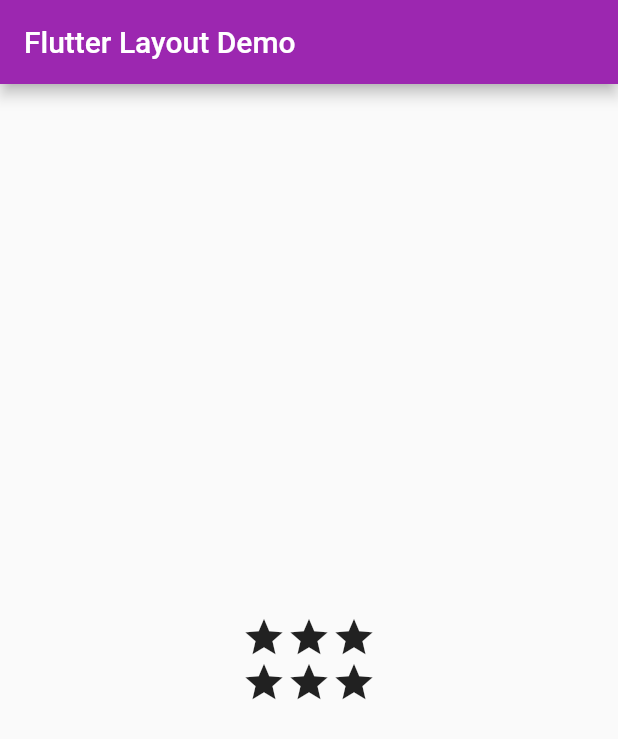
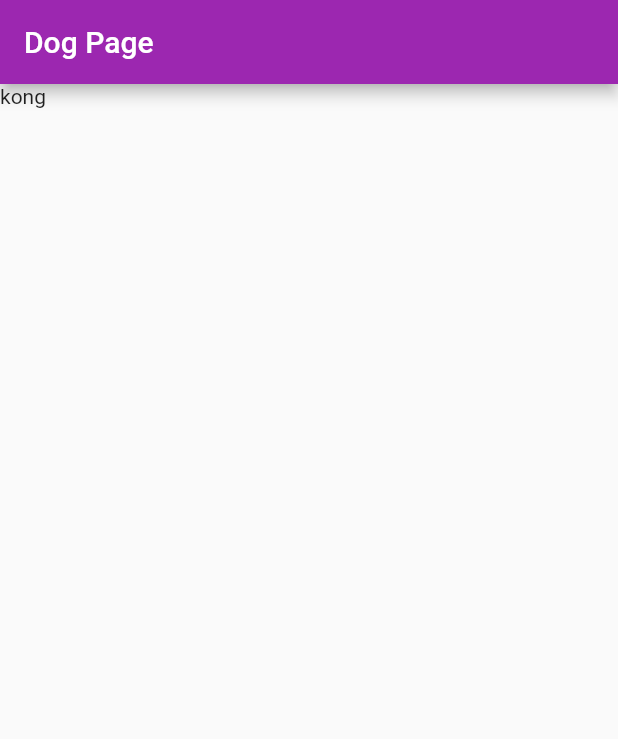
Before and after one commit to hhao99/flutter-ex01, a Flutter app: the screen it shows after launch, on a phone screen of 412 x 824 dp. Shown: the top 739 px of the screen. Run offline on Flutter 3.47's test engine with Material 2 defaults, Android fonts, the phone set to English and light mode, and no system bars.

Commit message:
step4 dog ceo initial

```diff
--- a/lib/main.dart
+++ b/lib/main.dart
@@ -1,8 +1,8 @@
 import 'package:flutter/material.dart';
 import 'strings.dart';
 // import 'pages/main_page.dart';
-import 'pages/layout_page.dart';
-
+//import 'pages/layout_page.dart';
+import 'pages/dog_page.dart';
 void main() => runApp(MyApp());
 
 class MyApp extends StatelessWidget {
@@ -14,7 +14,7 @@ class MyApp extends StatelessWidget {
       theme: ThemeData(
         primarySwatch: Colors.purple,
       ),
-      home: LayoutPage(),
+      home: DogPage(),
     );
   }
 }
--- /dev/null
+++ b/lib/pages/dog_card.dart
@@ -0,0 +1,39 @@
+import 'package:flutter/material.dart';
+import 'models/dog.dart';
+
+class DogCard extends StatefulWidget {
+  final Dog dog;
+  String dogImageUrl;
+  DogCard(this.dog);
+  @override
+  State<StatefulWidget> createState() {
+    return _DogCardState(dog);
+  }
+}
+
+
+class _DogCardState extends State<DogCard> {
+  Dog dog;
+  _DogCardState(this.dog);
+
+  Widget get dogImage {
+    return Container(
+      width: 100.0,
+      height: 100.0,
+      decoration: BoxDecoration(
+        shape: BoxShape.circle,
+        image: DecorationImage(
+        fit: BoxFit.cover,
+        image: NetworkImage( renderUrl ?? '')
+      )
+      ),
+
+    );
+
+  }
+  @override
+  Widget build(BuildContext context) {
+    // TODO: implement build
+    return Text(dog.name);
+  }
+}
--- /dev/null
+++ b/lib/pages/dog_page.dart
@@ -0,0 +1,29 @@
+import 'package:flutter/material.dart';
+import 'models/dog.dart';
+import 'dog_card.dart';
+
+class DogPage extends StatefulWidget {
+  @override
+  State<StatefulWidget> createState() {
+
+    return new _DogPageState();
+  }
+}
+
+class _DogPageState extends State<DogPage> {
+  List<Dog> _dogges = []
+    ..add( Dog('robin','robin','cute girl'))
+    ..add( Dog('kong','hound','brutal predator'))
+    ..add( Dog('lucky','baby','smart boy'));
+
+  @override
+  Widget build(BuildContext context) {
+    return Scaffold(
+      appBar: AppBar( title: new Text("Dog Page")),
+      body: DogCard(_dogges[1]),
+    );
+
+
+  }
+
+}
--- a/lib/pages/layout_page.dart
+++ b/lib/pages/layout_page.dart
@@ -20,9 +20,19 @@ class _LayoutPageState extends State<LayoutPage> {
           Row(
             mainAxisAlignment: MainAxisAlignment.center,
             children: [
-            Icon(Icons.star, size: 30),
-            Icon(Icons.star, size: 30),
-            Icon(Icons.star, size: 30),]
+              RaisedButton(
+                child: Text('short'),
+                onPressed: ()=> print(''),
+              ),
+              RaisedButton(
+                child: Text('medium'),
+                onPressed: ()=> print('pressed'),
+              ),
+              RaisedButton(
+                child: Text('long'),
+                onPressed: ()=> print('pressed')
+              ),
+            ]
           ),
           Row(
             mainAxisAlignment: MainAxisAlignment.center,
--- /dev/null
+++ b/lib/pages/models/dog.dart
@@ -0,0 +1,32 @@
+import 'dart:io';
+import 'dart:convert';
+
+class Dog {
+  final String name;
+  final String breeding;
+  final String description;
+  String imageUrl;
+  int rate = 10;
+
+  Dog(this.name,this.breeding,this.description);
+
+  @override
+  toString() => '[DOG]: $name';
+
+  Future getImageUrl() async {
+    if( imageUrl == null ) {
+      HttpClient http = HttpClient();
+      try {
+        var uri = Uri.http('dog.ceo','/api/breeds/image/random/');
+        var req = await http.getUrl(uri);
+        var resp = await req.close();
+        var body = await resp.transform(utf8.decoder).join();
+        imageUrl = json.decode(body)['message'];
+
+      } catch (e)
+      {
+        print(e);
+      }
+    }
+  }
+}
--- a/pubspec.yaml
+++ b/pubspec.yaml
@@ -19,7 +19,7 @@ dependencies:
   # The following adds the Cupertino Icons font to your application.
   # Use with the CupertinoIcons class for iOS style icons.
   cupertino_icons: ^0.1.2
-
+#  http: ^0.12.0
 
 dev_dependencies:
   flutter_test:
```
